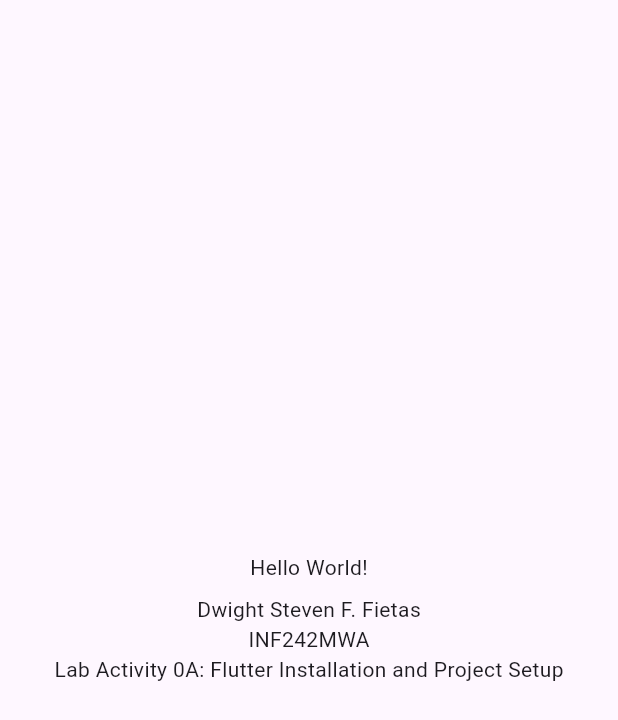
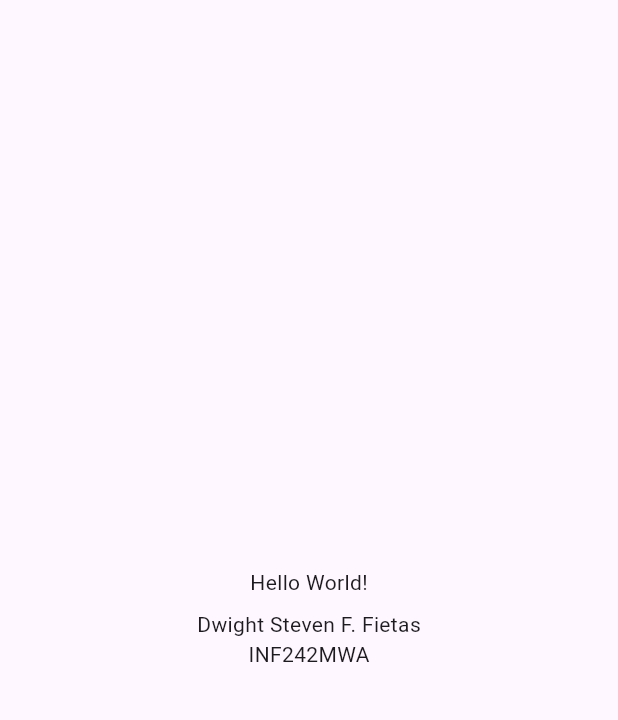
Before and after one commit to dwighttech/fietas_mobprog, a Flutter app: the screen it shows after launch, on a phone screen of 412 x 824 dp. Shown: the top 720 px of the screen. Run offline on Flutter 3.47's test engine with Material 3 defaults, Android fonts, the phone set to English and light mode, and no system bars; our stand-ins replace material_ui.

Commit message:
lab_act0

```diff
--- a/lib/main.dart
+++ b/lib/main.dart
@@ -19,7 +19,6 @@ class MainApp extends StatelessWidget {
               SizedBox(height: 8),
               Text('Dwight Steven F. Fietas'),
               Text('INF242MWA'),
-              Text('Lab Activity 0A: Flutter Installation and Project Setup'),
             ],
           ),
         ),
```
Also changed, not shown: 1 other file.
